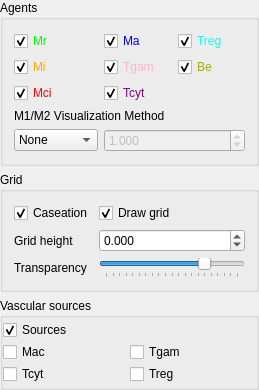
First picture: the form in gui/agentswidget.ui, repository gmackie/GR-ABM-ODE-2D, before the edit.
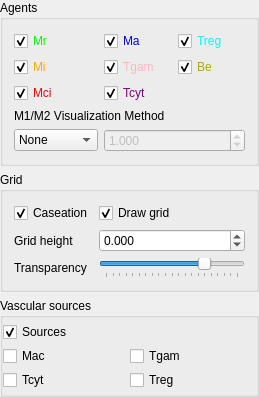
Second picture: the form after the edit.

Patch:
```diff
--- a/gui/agentswidget.ui
+++ b/gui/agentswidget.ui
@@ -7,7 +7,7 @@
     <x>0</x>
     <y>0</y>
     <width>259</width>
-    <height>390</height>
+    <height>397</height>
    </rect>
   </property>
   <property name="windowTitle">
```
Left out of the diff: 94 changed lines with no effect on the pictures.
